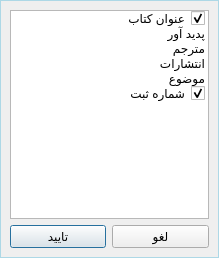
This is advancedsearchselectedcolumnsdialog.ui in reza-rezvani2052/KetabYab as Qt 5 draws it before an edit. The edited form follows.
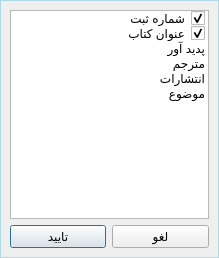
This is the edited form.

```diff
--- a/advancedsearchselectedcolumnsdialog.ui
+++ b/advancedsearchselectedcolumnsdialog.ui
@@ -75,6 +75,14 @@
      <layout class="QGridLayout" name="gridLayout">
       <item row="0" column="0">
        <widget class="QListWidget" name="listWidget">
+        <item>
+         <property name="text">
+          <string>شماره ثبت</string>
+         </property>
+         <property name="checkState">
+          <enum>Checked</enum>
+         </property>
+        </item>
         <item>
          <property name="text">
           <string>عنوان کتاب</string>
@@ -115,14 +123,6 @@
           <enum>Unchecked</enum>
          </property>
         </item>
-        <item>
-         <property name="text">
-          <string>شماره ثبت</string>
-         </property>
-         <property name="checkState">
-          <enum>Checked</enum>
-         </property>
-        </item>
        </widget>
       </item>
       <item row="1" column="0">
```
